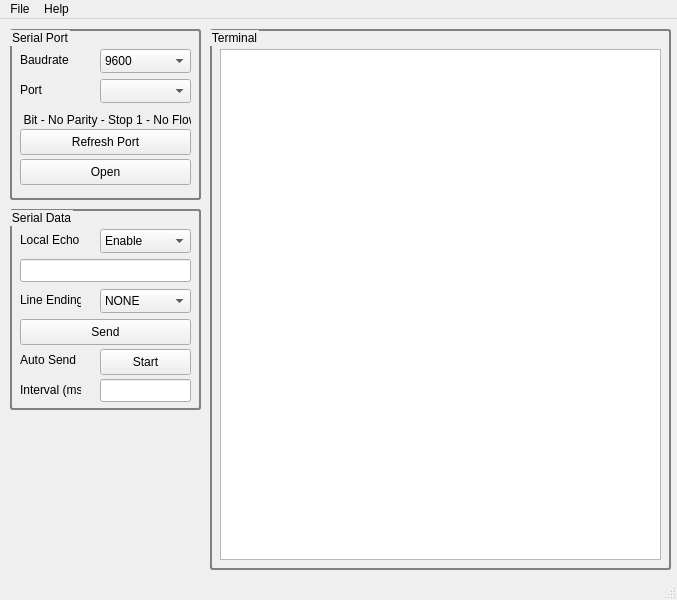
Above: qtserterm/qtserterm.ui from mekatronik-achmadi/atmega-dev before the change. Below: the same form after it.
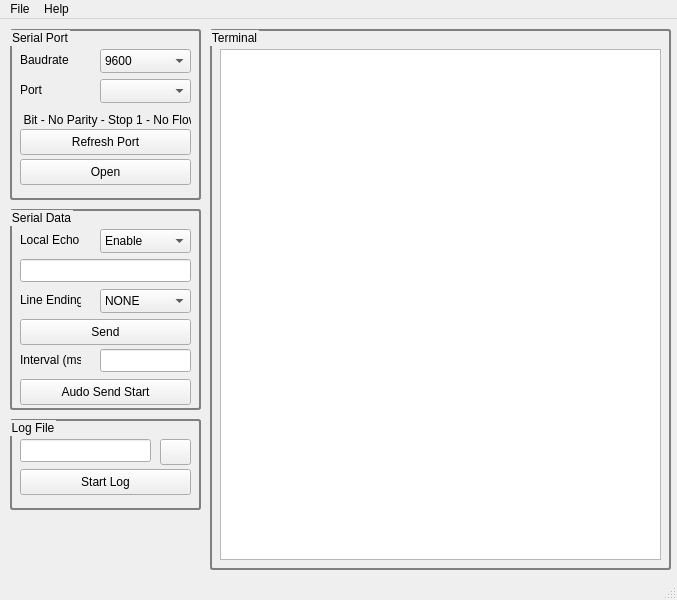
That is the form after the change. Icons and pictures are not drawn.

Commit message: Qt Serial Terminal

```diff
--- a/qtserterm/qtserterm.ui
+++ b/qtserterm/qtserterm.ui
@@ -311,53 +311,17 @@
       </property>
      </item>
     </widget>
-    <widget class="QLabel" name="lblAutoInterval">
-     <property name="geometry">
-      <rect>
-       <x>10</x>
-       <y>170</y>
-       <width>61</width>
-       <height>21</height>
-      </rect>
-     </property>
-     <property name="text">
-      <string>Interval (ms)</string>
-     </property>
-    </widget>
-    <widget class="QLineEdit" name="txtInterval">
-     <property name="geometry">
-      <rect>
-       <x>90</x>
-       <y>170</y>
-       <width>91</width>
-       <height>23</height>
-      </rect>
-     </property>
-    </widget>
-    <widget class="QLabel" name="lblAutoInterval_2">
-     <property name="geometry">
-      <rect>
-       <x>10</x>
-       <y>140</y>
-       <width>61</width>
-       <height>21</height>
-      </rect>
-     </property>
-     <property name="text">
-      <string>Auto Send</string>
-     </property>
-    </widget>
     <widget class="QPushButton" name="btnAutoStart">
      <property name="geometry">
       <rect>
-       <x>90</x>
-       <y>140</y>
-       <width>91</width>
+       <x>10</x>
+       <y>170</y>
+       <width>171</width>
        <height>26</height>
       </rect>
      </property>
      <property name="text">
-      <string>Start</string>
+      <string>Audo Send Start</string>
      </property>
     </widget>
     <widget class="QPushButton" name="btnStringSend">
@@ -371,6 +335,87 @@
      </property>
      <property name="text">
       <string>Send</string>
+     </property>
+    </widget>
+    <widget class="QLineEdit" name="txtInterval">
+     <property name="geometry">
+      <rect>
+       <x>90</x>
+       <y>140</y>
+       <width>91</width>
+       <height>23</height>
+      </rect>
+     </property>
+    </widget>
+    <widget class="QLabel" name="lblAutoInterval">
+     <property name="geometry">
+      <rect>
+       <x>10</x>
+       <y>140</y>
+       <width>61</width>
+       <height>21</height>
+      </rect>
+     </property>
+     <property name="text">
+      <string>Interval (ms)</string>
+     </property>
+    </widget>
+   </widget>
+   <widget class="QGroupBox" name="grpFileLog">
+    <property name="geometry">
+     <rect>
+      <x>10</x>
+      <y>400</y>
+      <width>191</width>
+      <height>91</height>
+     </rect>
+    </property>
+    <property name="styleSheet">
+     <string notr="true">QGroupBox { 
+     border: 2px solid gray; 
+     border-radius: 3px; 
+ } </string>
+    </property>
+    <property name="title">
+     <string>Log File</string>
+    </property>
+    <widget class="QLineEdit" name="txtFileLog">
+     <property name="geometry">
+      <rect>
+       <x>10</x>
+       <y>20</y>
+       <width>131</width>
+       <height>23</height>
+      </rect>
+     </property>
+    </widget>
+    <widget class="QPushButton" name="btnFileStart">
+     <property name="geometry">
+      <rect>
+       <x>10</x>
+       <y>50</y>
+       <width>171</width>
+       <height>26</height>
+      </rect>
+     </property>
+     <property name="text">
+      <string>Start Log</string>
+     </property>
+    </widget>
+    <widget class="QPushButton" name="btnFileSave">
+     <property name="geometry">
+      <rect>
+       <x>150</x>
+       <y>20</y>
+       <width>31</width>
+       <height>26</height>
+      </rect>
+     </property>
+     <property name="text">
+      <string/>
+     </property>
+     <property name="icon">
+      <iconset theme="document-save"/>
      </property>
     </widget>
    </widget>
```
